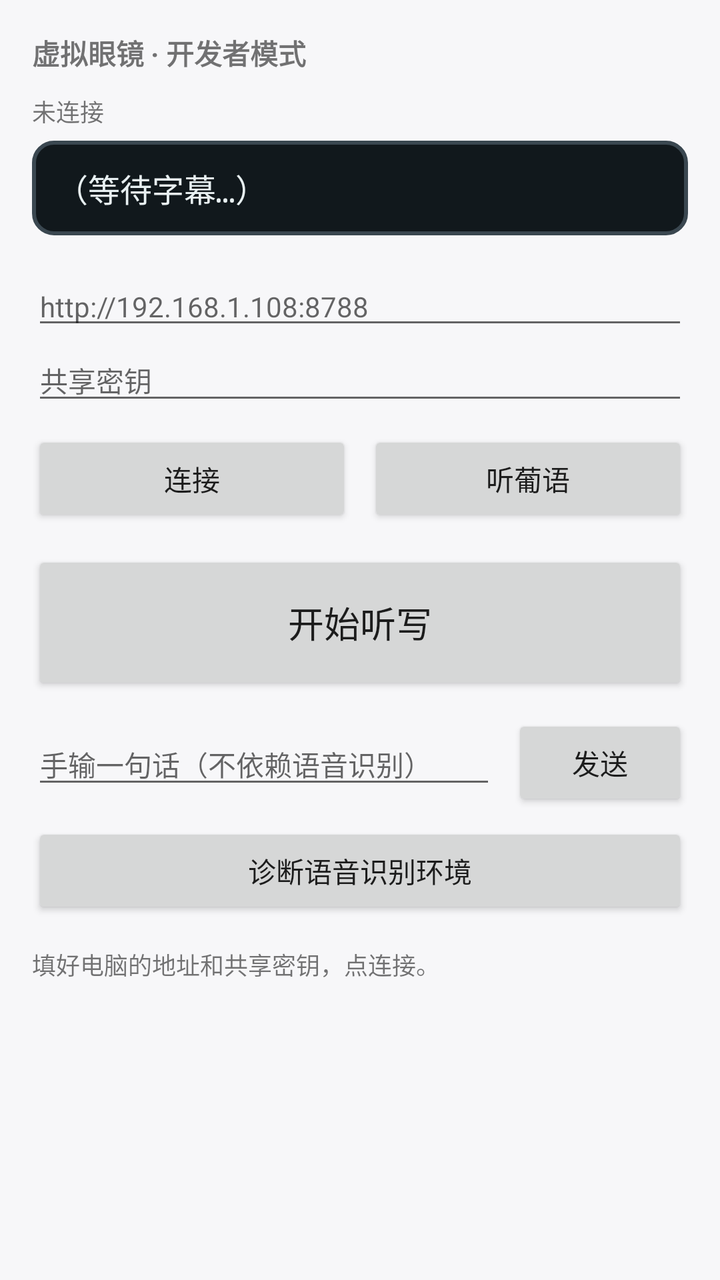
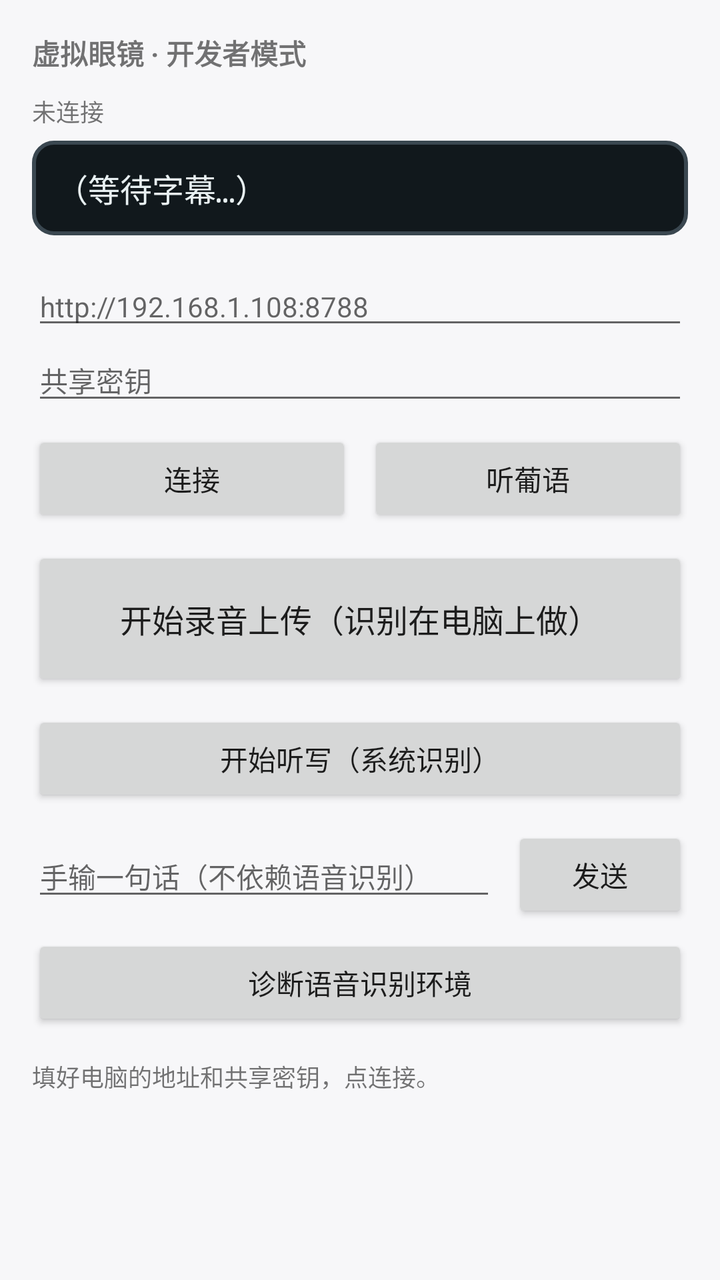

Before-and-after screenshots of an Android layout around one commit, followed by the original layout XML and the change that was made.
<!-- AndroidManifest.xml: application theme AppTheme -->
<!-- res/layout/activity_main.xml -->
<?xml version="1.0" encoding="utf-8"?>
<ScrollView xmlns:android="http://schemas.android.com/apk/res/android"
    android:layout_width="match_parent"
    android:layout_height="match_parent"
    android:fillViewport="true">

    <LinearLayout
        android:layout_width="match_parent"
        android:layout_height="wrap_content"
        android:orientation="vertical"
        android:padding="16dp">

        <TextView
            android:layout_width="wrap_content"
            android:layout_height="wrap_content"
            android:text="@string/title"
            android:textSize="14sp"
            android:textStyle="bold" />

        <TextView
            android:id="@+id/panelCaption"
            android:layout_width="match_parent"
            android:layout_height="wrap_content"
            android:layout_marginTop="10dp"
            android:textSize="12sp"
            android:text="未连接" />

        
        <LinearLayout
            android:layout_width="match_parent"
            android:layout_height="wrap_content"
            android:layout_marginTop="6dp"
            android:background="@drawable/panel_bg"
            android:orientation="vertical"
            android:padding="12dp">

            <TextView
                android:id="@+id/panel"
                android:layout_width="match_parent"
                android:layout_height="wrap_content"
                android:fontFamily="monospace"
                android:text="@string/panel_placeholder"
                android:textColor="#E8F0F2"
                android:textSize="16sp" />
        </LinearLayout>

        <EditText
            android:id="@+id/host"
            android:layout_width="match_parent"
            android:layout_height="wrap_content"
            android:layout_marginTop="16dp"
            android:hint="@string/hint_host"
            android:inputType="textUri"
            android:textSize="14sp" />

        <EditText
            android:id="@+id/secret"
            android:layout_width="match_parent"
            android:layout_height="wrap_content"
            android:hint="@string/hint_secret"
            android:inputType="text"
            android:textSize="14sp" />

        <LinearLayout
            android:layout_width="match_parent"
            android:layout_height="wrap_content"
            android:layout_marginTop="8dp"
            android:orientation="horizontal">

            <Button
                android:id="@+id/connectButton"
                android:layout_width="0dp"
                android:layout_height="wrap_content"
                android:layout_weight="1"
                android:text="@string/connect" />

            <Button
                android:id="@+id/langButton"
                android:layout_width="0dp"
                android:layout_height="wrap_content"
                android:layout_marginStart="8dp"
                android:layout_weight="1"
                android:text="听葡语" />
        </LinearLayout>

        <Button
            android:id="@+id/micButton"
            android:layout_width="match_parent"
            android:layout_height="72dp"
            android:layout_marginTop="12dp"
            android:text="@string/start_listen"
            android:textSize="18sp" />

        
        <LinearLayout
            android:layout_width="match_parent"
            android:layout_height="wrap_content"
            android:layout_marginTop="10dp"
            android:orientation="horizontal">

            <EditText
                android:id="@+id/manualText"
                android:layout_width="0dp"
                android:layout_height="wrap_content"
                android:layout_weight="1"
                android:hint="@string/hint_manual"
                android:inputType="text"
                android:textSize="14sp" />

            <Button
                android:id="@+id/sendButton"
                android:layout_width="wrap_content"
                android:layout_height="wrap_content"
                android:layout_marginStart="8dp"
                android:text="@string/send" />
        </LinearLayout>

        <Button
            android:id="@+id/diagnoseButton"
            android:layout_width="match_parent"
            android:layout_height="wrap_content"
            android:layout_marginTop="6dp"
            android:text="@string/diagnose" />

        <TextView
            android:id="@+id/status"
            android:layout_width="match_parent"
            android:layout_height="wrap_content"
            android:layout_marginTop="14dp"
            android:textSize="12sp"
            android:text="填好电脑的地址和共享密钥，点连接。" />

    </LinearLayout>
</ScrollView>
<!-- resources referenced by this layout -->
<resources>
  <!-- drawable panel_bg (drawable) -->
  <?xml version="1.0" encoding="utf-8"?>
  <shape xmlns:android="http://schemas.android.com/apk/res/android" android:shape="rectangle">
      <solid android:color="#11181C" />
      <stroke android:width="2dp" android:color="#3A4750" />
      <corners android:radius="10dp" />
  </shape>
  <string name="connect">连接</string>
  <string name="diagnose">诊断语音识别环境</string>
  <string name="hint_host">http://192.168.1.108:8788</string>
  <string name="hint_manual">手输一句话（不依赖语音识别）</string>
  <string name="hint_secret">共享密钥</string>
  <string name="panel_placeholder">（等待字幕…）</string>
  <string name="send">发送</string>
  <string name="start_listen">开始听写</string>
  <string name="title">虚拟眼镜 · 开发者模式</string>
  <style name="AppTheme" parent="@android:style/Theme.Material.Light.NoActionBar">
          <item name="android:windowBackground">#FFF7F7F9</item>
      </style>
</resources>

<!-- the commit's change to res/layout/activity_main.xml (unified diff, before → after) -->
@@ -83,13 +83,22 @@
                 android:text="听葡语" />
         </LinearLayout>
 
+        
+        <Button
+            android:id="@+id/recordButton"
+            android:layout_width="match_parent"
+            android:layout_height="72dp"
+            android:layout_marginTop="10dp"
+            android:text="@string/start_record"
+            android:textSize="16sp" />
+
         <Button
             android:id="@+id/micButton"
             android:layout_width="match_parent"
-            android:layout_height="72dp"
-            android:layout_marginTop="12dp"
+            android:layout_height="wrap_content"
+            android:layout_marginTop="10dp"
             android:text="@string/start_listen"
-            android:textSize="18sp" />
+            android:textSize="14sp" />
 
         
         <LinearLayout
<!-- resource entries referenced after the edit -->
@@ -14,7 +14,8 @@
   <string name="hint_secret">共享密钥</string>
   <string name="panel_placeholder">（等待字幕…）</string>
   <string name="send">发送</string>
-  <string name="start_listen">开始听写</string>
+  <string name="start_listen">开始听写（系统识别）</string>
+  <string name="start_record">开始录音上传（识别在电脑上做）</string>
   <string name="title">虚拟眼镜 · 开发者模式</string>
   <style name="AppTheme" parent="@android:style/Theme.Material.Light.NoActionBar">
           <item name="android:windowBackground">#FFF7F7F9</item>
